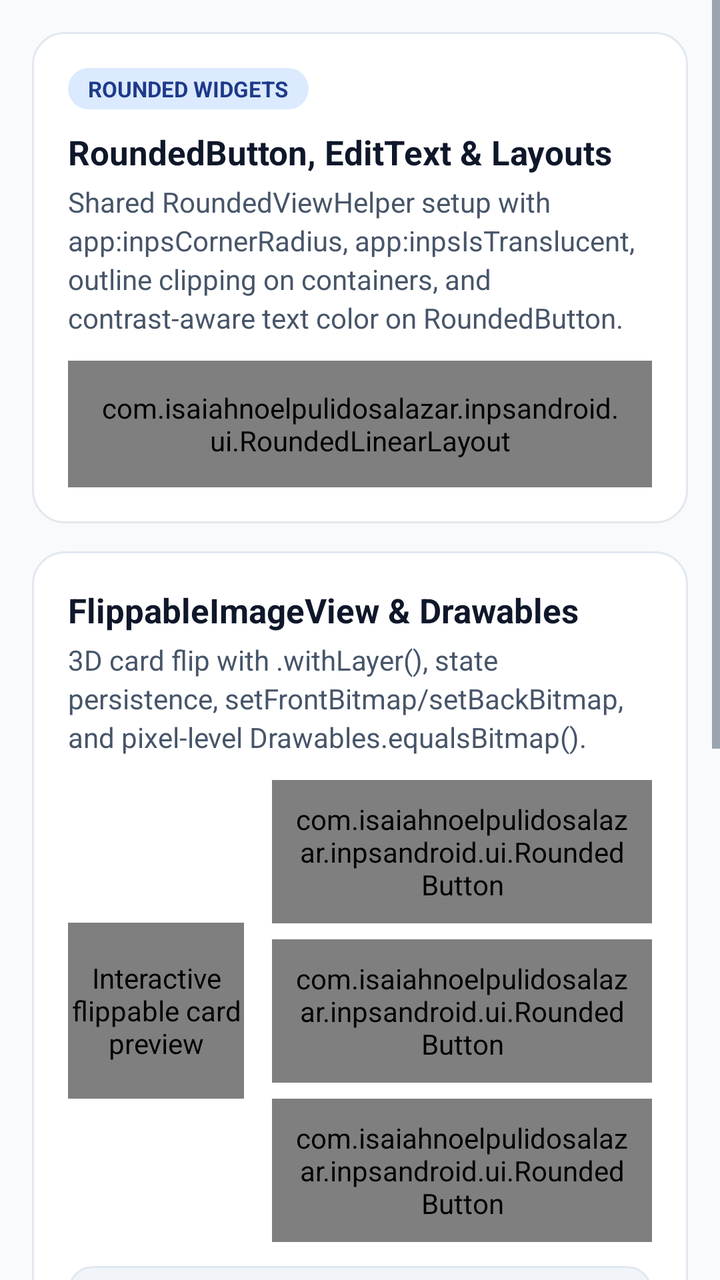
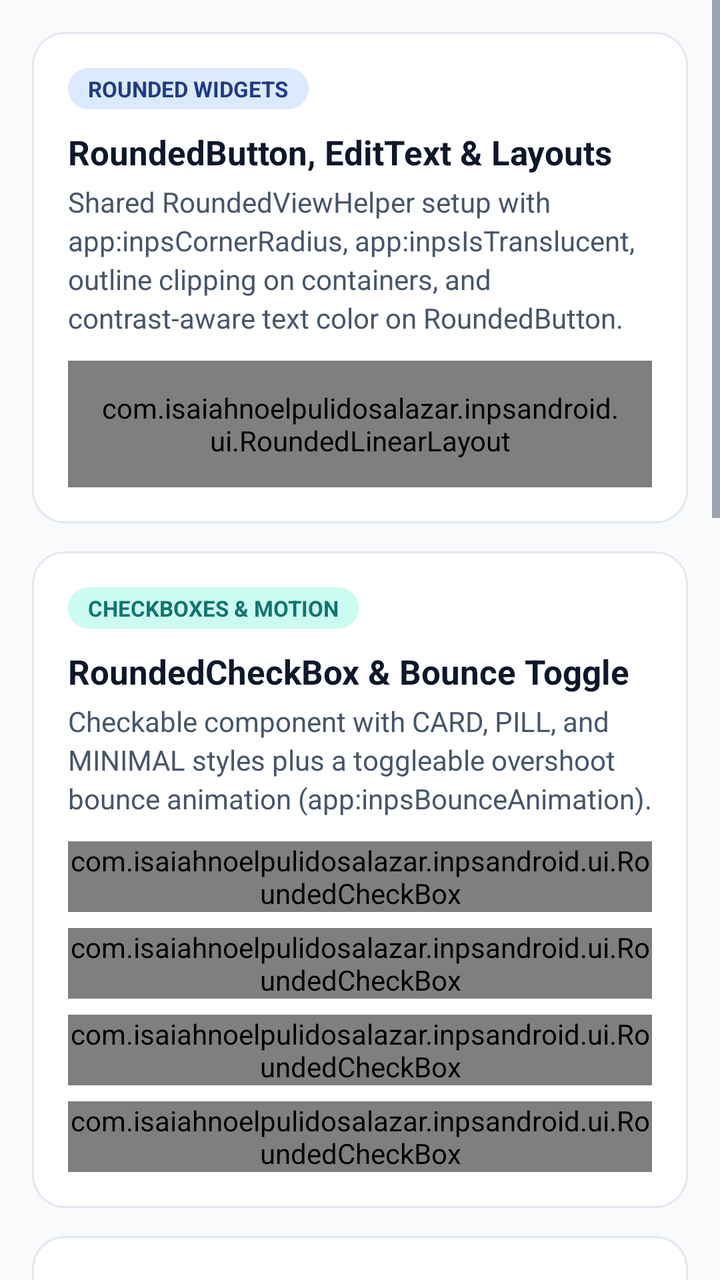

The first picture is an Android layout as it rendered before a commit; the second is the same layout after the commit. The layout source and the unified diff follow.
<!-- AndroidManifest.xml: application theme Theme.InpsAndroidDemo -->
<!-- res/layout/fragment_ui.xml -->
<?xml version="1.0" encoding="utf-8"?>
<ScrollView xmlns:android="http://schemas.android.com/apk/res/android"
    xmlns:app="http://schemas.android.com/apk/res-auto"
    android:id="@+id/ui_scroll"
    android:layout_width="match_parent"
    android:layout_height="match_parent"
    android:clipToPadding="false"
    android:fillViewport="true">

    <LinearLayout
        android:layout_width="match_parent"
        android:layout_height="wrap_content"
        android:orientation="vertical"
        android:padding="16dp">

        
        <LinearLayout
            android:layout_width="match_parent"
            android:layout_height="wrap_content"
            android:background="@drawable/bg_doc_card"
            android:orientation="vertical"
            android:padding="18dp">

            <TextView
                android:layout_width="wrap_content"
                android:layout_height="wrap_content"
                android:background="@drawable/bg_doc_badge"
                android:paddingStart="10dp"
                android:paddingTop="3dp"
                android:paddingEnd="10dp"
                android:paddingBottom="3dp"
                android:text="ROUNDED WIDGETS"
                android:textColor="@color/doc_primary_ink"
                android:textSize="11sp"
                android:textStyle="bold" />

            <TextView
                android:layout_width="match_parent"
                android:layout_height="wrap_content"
                android:layout_marginTop="10dp"
                android:text="RoundedButton, EditText &amp; Layouts"
                android:textColor="@color/doc_ink"
                android:textSize="17sp"
                android:textStyle="bold" />

            <TextView
                android:layout_width="match_parent"
                android:layout_height="wrap_content"
                android:layout_marginTop="4dp"
                android:lineSpacingExtra="3dp"
                android:text="Shared RoundedViewHelper setup with app:inpsCornerRadius, app:inpsIsTranslucent, outline clipping on containers, and contrast-aware text color on RoundedButton."
                android:textColor="@color/doc_ink_muted"
                android:textSize="14sp" />

            <com.isaiahnoelpulidosalazar.inpsandroid.ui.RoundedLinearLayout
                android:layout_width="match_parent"
                android:layout_height="wrap_content"
                android:layout_marginTop="12dp"
                android:orientation="vertical"
                android:padding="14dp"
                app:inpsCornerRadius="14dp"
                app:inpsIsTranslucent="true">

                <TextView
                    android:layout_width="match_parent"
                    android:layout_height="wrap_content"
                    android:text="Live RoundedLinearLayout (inpsIsTranslucent=&quot;true&quot;)"
                    android:textColor="@color/doc_ink"
                    android:textSize="13sp"
                    android:textStyle="bold" />

                <LinearLayout
                    android:layout_width="match_parent"
                    android:layout_height="wrap_content"
                    android:layout_marginTop="10dp"
                    android:orientation="horizontal">

                    <com.isaiahnoelpulidosalazar.inpsandroid.ui.RoundedButton
                        android:id="@+id/btn_dialog"
                        android:layout_width="0dp"
                        android:layout_height="wrap_content"
                        android:layout_marginEnd="8dp"
                        android:layout_weight="1"
                        android:minHeight="48dp"
                        android:padding="10dp"
                        android:text="@string/btn_show_dialog"
                        android:textAllCaps="false"
                        app:inpsCornerRadius="12dp" />

                    <com.isaiahnoelpulidosalazar.inpsandroid.ui.RoundedButton
                        android:id="@+id/btn_fullscreen"
                        android:layout_width="0dp"
                        android:layout_height="wrap_content"
                        android:layout_weight="1"
                        android:minHeight="48dp"
                        android:padding="10dp"
                        android:text="@string/btn_toggle_fullscreen"
                        android:textAllCaps="false"
                        app:inpsCornerRadius="12dp" />
                </LinearLayout>
            </com.isaiahnoelpulidosalazar.inpsandroid.ui.RoundedLinearLayout>
        </LinearLayout>

        
        <LinearLayout
            android:layout_width="match_parent"
            android:layout_height="wrap_content"
            android:layout_marginTop="14dp"
            android:background="@drawable/bg_doc_card"
            android:orientation="vertical"
            android:padding="18dp">

            <TextView
                android:layout_width="match_parent"
                android:layout_height="wrap_content"
                android:text="FlippableImageView &amp; Drawables"
                android:textColor="@color/doc_ink"
                android:textSize="17sp"
                android:textStyle="bold" />

            <TextView
                android:layout_width="match_parent"
                android:layout_height="wrap_content"
                android:layout_marginTop="4dp"
                android:lineSpacingExtra="3dp"
                android:text="3D card flip with .withLayer(), state persistence, setFrontBitmap/setBackBitmap, and pixel-level Drawables.equalsBitmap()."
                android:textColor="@color/doc_ink_muted"
                android:textSize="14sp" />

            <LinearLayout
                android:layout_width="match_parent"
                android:layout_height="wrap_content"
                android:layout_marginTop="12dp"
                android:gravity="center_vertical"
                android:orientation="horizontal">

                <com.isaiahnoelpulidosalazar.inpsandroid.ui.FlippableImageView
                    android:id="@+id/flippable_card"
                    android:layout_width="88dp"
                    android:layout_height="88dp"
                    android:contentDescription="@string/cd_flippable_card"
                    android:src="@drawable/ic_card_front"
                    app:inpsFlipSpeed="normal"
                    app:inpsReverseBackImage="false" />

                <LinearLayout
                    android:layout_width="0dp"
                    android:layout_height="wrap_content"
                    android:layout_marginStart="14dp"
                    android:layout_weight="1"
                    android:orientation="vertical">

                    <com.isaiahnoelpulidosalazar.inpsandroid.ui.RoundedButton
                        android:id="@+id/btn_flip"
                        android:layout_width="match_parent"
                        android:layout_height="wrap_content"
                        android:minHeight="48dp"
                        android:padding="10dp"
                        android:text="@string/btn_flip_card"
                        android:textAllCaps="false"
                        app:inpsCornerRadius="12dp" />

                    <com.isaiahnoelpulidosalazar.inpsandroid.ui.RoundedButton
                        android:id="@+id/btn_cycle_speed"
                        android:layout_width="match_parent"
                        android:layout_height="wrap_content"
                        android:layout_marginTop="8dp"
                        android:minHeight="48dp"
                        android:padding="10dp"
                        android:text="@string/btn_cycle_speed"
                        android:textAllCaps="false"
                        app:inpsCornerRadius="12dp" />

                    <com.isaiahnoelpulidosalazar.inpsandroid.ui.RoundedButton
                        android:id="@+id/btn_compare_drawables"
                        android:layout_width="match_parent"
                        android:layout_height="wrap_content"
                        android:layout_marginTop="8dp"
                        android:minHeight="48dp"
                        android:padding="10dp"
                        android:text="@string/btn_compare_drawables"
                        android:textAllCaps="false"
                        app:inpsCornerRadius="12dp" />
                </LinearLayout>
            </LinearLayout>

            <TextView
                android:id="@+id/ui_drawables_output"
                android:layout_width="match_parent"
                android:layout_height="wrap_content"
                android:layout_marginTop="12dp"
                android:background="@drawable/bg_code_block"
                android:fontFamily="monospace"
                android:padding="12dp"
                android:text="Tap Flip Card or Compare Drawables."
                android:textColor="@color/doc_ink"
                android:textSize="12sp" />
        </LinearLayout>

        
        <LinearLayout
            android:layout_width="match_parent"
            android:layout_height="wrap_content"
            android:layout_marginTop="14dp"
            android:background="@drawable/bg_doc_card"
            android:orientation="vertical"
            android:padding="18dp">

            <TextView
                android:layout_width="match_parent"
                android:layout_height="wrap_content"
                android:text="SimpleList (ListAdapter + DiffUtil)"
                android:textColor="@color/doc_ink"
                android:textSize="17sp"
                android:textStyle="bold" />

            <TextView
                android:layout_width="match_parent"
                android:layout_height="wrap_content"
                android:layout_marginTop="4dp"
                android:text="Tap a row to inspect with RoundedAlertDialog; long-press to delete from EasySQL."
                android:textColor="@color/doc_ink_muted"
                android:textSize="14sp" />

            <com.isaiahnoelpulidosalazar.inpsandroid.ui.SimpleList
                android:id="@+id/simple_list"
                android:layout_width="match_parent"
                android:layout_height="200dp"
                android:layout_marginTop="10dp" />

            <com.isaiahnoelpulidosalazar.inpsandroid.ui.RoundedButton
                android:id="@+id/btn_reset_notes"
                android:layout_width="match_parent"
                android:layout_height="wrap_content"
                android:layout_marginTop="10dp"
                android:minHeight="48dp"
                android:padding="10dp"
                android:text="@string/btn_reset_notes"
                android:textAllCaps="false"
                app:inpsCornerRadius="12dp" />
        </LinearLayout>

    </LinearLayout>
</ScrollView>
<!-- resources referenced by this layout -->
<resources>
  <color name="doc_ink">#0F172A</color>
  <color name="doc_ink_muted">#475569</color>
  <color name="doc_primary_ink">#1E3A8A</color>
  <!-- drawable bg_code_block (drawable) -->
  <?xml version="1.0" encoding="utf-8"?>
  <shape xmlns:android="http://schemas.android.com/apk/res/android">
      <solid android:color="@color/doc_code_bg" />
      <corners android:radius="12dp" />
      <stroke
          android:width="1dp"
          android:color="@color/doc_border" />
  </shape>
  <!-- drawable bg_doc_badge (drawable) -->
  <?xml version="1.0" encoding="utf-8"?>
  <shape xmlns:android="http://schemas.android.com/apk/res/android">
      <solid android:color="@color/doc_primary_soft" />
      <corners android:radius="999dp" />
  </shape>
  <!-- drawable bg_doc_card (drawable) -->
  <?xml version="1.0" encoding="utf-8"?>
  <shape xmlns:android="http://schemas.android.com/apk/res/android">
      <solid android:color="@color/doc_surface" />
      <corners android:radius="16dp" />
      <stroke
          android:width="1dp"
          android:color="@color/doc_border" />
  </shape>
  <!-- drawable ic_card_front (drawable) -->
  <vector xmlns:android="http://schemas.android.com/apk/res/android"
      android:width="96dp"
      android:height="96dp"
      android:viewportWidth="24"
      android:viewportHeight="24">
      <path
          android:fillColor="#1565C0"
          android:pathData="M19,3H5C3.9,3 3,3.9 3,5v14c0,1.1 0.9,2 2,2h14c1.1,0 2,-0.9 2,-2V5C21,3.9 20.1,3 19,3z" />
      <path
          android:fillColor="#FFFFFF"
          android:pathData="M12,7l2.2,4.5L19,12.2l-3.5,3.4l0.8,4.9L12,18.2l-4.3,2.3l0.8,-4.9L5,12.2l4.8,-0.7L12,7z" />
  </vector>
  <string name="btn_compare_drawables">Compare Drawables</string>
  <string name="btn_cycle_speed">Speed: Normal</string>
  <string name="btn_flip_card">Flip Card</string>
  <string name="btn_reset_notes">Reset Sample Notes</string>
  <string name="btn_show_dialog">Show RoundedAlertDialog</string>
  <string name="btn_toggle_fullscreen">Toggle Fullscreen</string>
  <string name="cd_flippable_card">Interactive flippable card preview</string>
  <style name="Theme.InpsAndroidDemo" parent="Theme.Material3.Light.NoActionBar">
          <item name="android:colorBackground">@color/doc_bg</item>
          <item name="colorSurface">@color/doc_surface</item>
          <item name="colorSurfaceVariant">@color/doc_code_bg</item>
          <item name="colorPrimary">@color/doc_primary</item>
          <item name="colorOnPrimary">#FFFFFF</item>
          <item name="colorPrimaryContainer">@color/doc_primary_soft</item>
          <item name="colorOnPrimaryContainer">@color/doc_primary_ink</item>
          <item name="colorSecondary">@color/doc_accent</item>
          <item name="colorControlHighlight">#1A1D4ED8</item>
          <item name="android:textColorPrimary">@color/doc_ink</item>
          <item name="android:textColorSecondary">@color/doc_ink_muted</item>
      </style>
  <color name="doc_code_bg">#F1F5F9</color>
  <color name="doc_border">#E2E8F0</color>
  <color name="doc_primary_soft">#DBEAFE</color>
  <color name="doc_surface">#FFFFFF</color>
  <color name="doc_bg">#F8FAFC</color>
  <color name="doc_primary">#1D4ED8</color>
  <color name="doc_accent">#0F766E</color>
</resources>

<!-- the commit's change to res/layout/fragment_ui.xml (unified diff, before → after) -->
@@ -111,6 +111,88 @@
             android:padding="18dp">
 
             <TextView
+                android:layout_width="wrap_content"
+                android:layout_height="wrap_content"
+                android:background="@drawable/bg_doc_badge_teal"
+                android:paddingStart="10dp"
+                android:paddingTop="3dp"
+                android:paddingEnd="10dp"
+                android:paddingBottom="3dp"
+                android:text="CHECKBOXES &amp; MOTION"
+                android:textColor="@color/doc_accent"
+                android:textSize="11sp"
+                android:textStyle="bold" />
+
+            <TextView
+                android:layout_width="match_parent"
+                android:layout_height="wrap_content"
+                android:layout_marginTop="10dp"
+                android:text="RoundedCheckBox &amp; Bounce Toggle"
+                android:textColor="@color/doc_ink"
+                android:textSize="17sp"
+                android:textStyle="bold" />
+
+            <TextView
+                android:layout_width="match_parent"
+                android:layout_height="wrap_content"
+                android:layout_marginTop="4dp"
+                android:lineSpacingExtra="3dp"
+                android:text="Checkable component with CARD, PILL, and MINIMAL styles plus a toggleable overshoot bounce animation (app:inpsBounceAnimation)."
+                android:textColor="@color/doc_ink_muted"
+                android:textSize="14sp" />
+
+            <com.isaiahnoelpulidosalazar.inpsandroid.ui.RoundedCheckBox
+                android:id="@+id/cb_bounce_toggle"
+                android:layout_width="match_parent"
+                android:layout_height="wrap_content"
+                android:layout_marginTop="12dp"
+                android:checked="true"
+                android:text="@string/cb_bounce_toggle"
+                app:inpsBounceAnimation="true"
+                app:inpsCheckStyle="pill" />
+
+            <com.isaiahnoelpulidosalazar.inpsandroid.ui.RoundedCheckBox
+                android:id="@+id/cb_card_sample"
+                android:layout_width="match_parent"
+                android:layout_height="wrap_content"
+                android:layout_marginTop="8dp"
+                android:checked="true"
+                android:text="@string/cb_card_sample"
+                app:inpsBounceAnimation="true"
+                app:inpsCheckStyle="card"
+                app:inpsCornerRadius="14dp" />
+
+            <com.isaiahnoelpulidosalazar.inpsandroid.ui.RoundedCheckBox
+                android:id="@+id/cb_pill_sample"
+                android:layout_width="match_parent"
+                android:layout_height="wrap_content"
+                android:layout_marginTop="8dp"
+                android:checked="false"
+                android:text="@string/cb_pill_sample"
+                app:inpsBounceAnimation="true"
+                app:inpsCheckStyle="pill" />
+
+            <com.isaiahnoelpulidosalazar.inpsandroid.ui.RoundedCheckBox
+                android:id="@+id/cb_minimal_sample"
+                android:layout_width="match_parent"
+                android:layout_height="wrap_content"
+                android:layout_marginTop="8dp"
+                android:checked="false"
+                android:text="@string/cb_minimal_sample"
+                app:inpsBounceAnimation="true"
+                app:inpsCheckStyle="minimal" />
+        </LinearLayout>
+
+        
+        <LinearLayout
+            android:layout_width="match_parent"
+            android:layout_height="wrap_content"
+            android:layout_marginTop="14dp"
+            android:background="@drawable/bg_doc_card"
+            android:orientation="vertical"
+            android:padding="18dp">
+
+            <TextView
                 android:layout_width="match_parent"
                 android:layout_height="wrap_content"
                 android:text="FlippableImageView &amp; Drawables"
@@ -209,7 +291,7 @@
             <TextView
                 android:layout_width="match_parent"
                 android:layout_height="wrap_content"
-                android:text="SimpleList (ListAdapter + DiffUtil)"
+                android:text="SimpleList (Checkboxes + DiffUtil)"
                 android:textColor="@color/doc_ink"
                 android:textSize="17sp"
                 android:textStyle="bold" />
@@ -218,15 +300,41 @@
                 android:layout_width="match_parent"
                 android:layout_height="wrap_content"
                 android:layout_marginTop="4dp"
-                android:text="Tap a row to inspect with RoundedAlertDialog; long-press to delete from EasySQL."
+                android:text="Supports classic TextView rows or RoundedCheckBox rows with bounce animation toggle. Long-press any row to remove from EasySQL."
                 android:textColor="@color/doc_ink_muted"
                 android:textSize="14sp" />
 
+            <com.isaiahnoelpulidosalazar.inpsandroid.ui.RoundedCheckBox
+                android:id="@+id/cb_list_mode"
+                android:layout_width="match_parent"
+                android:layout_height="wrap_content"
+                android:layout_marginTop="10dp"
+                android:checked="true"
+                android:text="@string/cb_list_mode"
+                app:inpsBounceAnimation="true"
+                app:inpsCheckStyle="minimal" />
+
             <com.isaiahnoelpulidosalazar.inpsandroid.ui.SimpleList
                 android:id="@+id/simple_list"
                 android:layout_width="match_parent"
-                android:layout_height="200dp"
-                android:layout_marginTop="10dp" />
+                android:layout_height="220dp"
+                android:layout_marginTop="10dp"
+                app:inpsBounceAnimation="true"
+                app:inpsCheckStyle="card"
+                app:inpsCheckboxesEnabled="true"
+                app:inpsCornerRadius="12dp" />
+
+            <TextView
+                android:id="@+id/ui_list_selection_output"
+                android:layout_width="match_parent"
+                android:layout_height="wrap_content"
+                android:layout_marginTop="10dp"
+                android:background="@drawable/bg_code_block"
+                android:fontFamily="monospace"
+                android:padding="10dp"
+                android:text="Checked (0): []"
+                android:textColor="@color/doc_ink"
+                android:textSize="12sp" />
 
             <com.isaiahnoelpulidosalazar.inpsandroid.ui.RoundedButton
                 android:id="@+id/btn_reset_notes"
<!-- resource entries referenced after the edit -->
@@ -16,6 +16,12 @@
   <?xml version="1.0" encoding="utf-8"?>
   <shape xmlns:android="http://schemas.android.com/apk/res/android">
       <solid android:color="@color/doc_primary_soft" />
+      <corners android:radius="999dp" />
+  </shape>
+  <!-- drawable bg_doc_badge_teal (drawable) -->
+  <?xml version="1.0" encoding="utf-8"?>
+  <shape xmlns:android="http://schemas.android.com/apk/res/android">
+      <solid android:color="@color/doc_accent_soft" />
       <corners android:radius="999dp" />
   </shape>
   <!-- drawable bg_doc_card (drawable) -->
@@ -46,6 +52,11 @@
   <string name="btn_reset_notes">Reset Sample Notes</string>
   <string name="btn_show_dialog">Show RoundedAlertDialog</string>
   <string name="btn_toggle_fullscreen">Toggle Fullscreen</string>
+  <string name="cb_bounce_toggle">Bounce Animation Enabled</string>
+  <string name="cb_card_sample">Card style checkbox (14dp radius)</string>
+  <string name="cb_list_mode">Enable SimpleList Checkboxes</string>
+  <string name="cb_minimal_sample">Minimal row checkbox</string>
+  <string name="cb_pill_sample">Pill style checkbox</string>
   <string name="cd_flippable_card">Interactive flippable card preview</string>
   <style name="Theme.InpsAndroidDemo" parent="Theme.Material3.Light.NoActionBar">
           <item name="android:colorBackground">@color/doc_bg</item>
@@ -63,6 +74,7 @@
   <color name="doc_code_bg">#F1F5F9</color>
   <color name="doc_border">#E2E8F0</color>
   <color name="doc_primary_soft">#DBEAFE</color>
+  <color name="doc_accent_soft">#CCFBF1</color>
   <color name="doc_surface">#FFFFFF</color>
   <color name="doc_bg">#F8FAFC</color>
   <color name="doc_primary">#1D4ED8</color>
